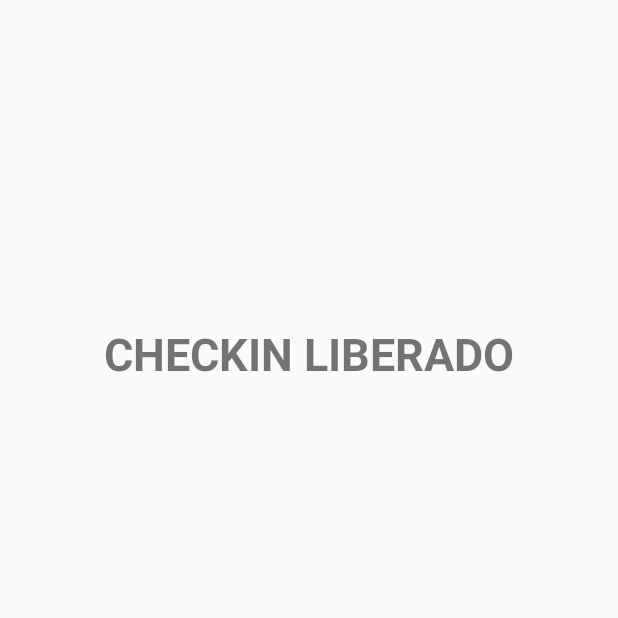
After one commit to MarcelloVSilva/ImHere, an Android app: the fragment EmProcessoAula shown on its own in the app's theme, on a phone screen of 412 x 824 dp, the top half of it. The commit adds this screen. Run offline under Robolectric (Android 15) with nearby library versions, the phone set to English and light mode, and no system bars.

Commit message:
status fragment

```diff
--- /dev/null
+++ b/app/src/main/java/com/example/marcello/tomadordefrequencia/componentes/telas/EmProcessoAula.java
@@ -0,0 +1,24 @@
+package com.example.marcello.tomadordefrequencia.componentes.telas;
+
+
+import android.annotation.SuppressLint;
+import android.app.Activity;
+import android.app.Fragment;
+import android.os.Bundle;
+import android.support.annotation.Nullable;
+import android.view.LayoutInflater;
+import android.view.View;
+import android.view.ViewGroup;
+import android.widget.FrameLayout;
+
+import com.example.marcello.tomadordefrequencia.R;
+
+public class EmProcessoAula extends Fragment {
+
+    @Nullable
+    @Override
+    public View onCreateView(LayoutInflater inflater, @Nullable ViewGroup container, Bundle savedInstanceState) {
+        View view =  inflater.inflate(R.layout.em_processo_fragment, container, false);
+        return view;
+    }
+}
--- a/app/src/main/java/com/example/marcello/tomadordefrequencia/view/MainActivity.java
+++ b/app/src/main/java/com/example/marcello/tomadordefrequencia/view/MainActivity.java
@@ -100,7 +100,7 @@ import com.example.marcello.tomadordefrequencia.componentes.telas.SemDisciplinas
 
         // mostra a proxima aula do dia para esse tomador
 
-        // checkin/checkout: emProcesso
+        // checkin/checkout: EmProcesso
             // lerCartao/inserirMatricula
                 // ao identificar aluno: identificarAlunoNegativo/identificarAlunoPositivo
 
--- /dev/null
+++ b/app/src/main/res/layout/em_processo_fragment.xml
@@ -0,0 +1,18 @@
+<?xml version="1.0" encoding="utf-8"?>
+<RelativeLayout xmlns:android="http://schemas.android.com/apk/res/android"
+    xmlns:tools="http://schemas.android.com/tools"
+    android:layout_width="match_parent"
+    android:layout_height="match_parent">
+
+    <TextView
+        android:id="@+id/textView"
+        android:layout_width="wrap_content"
+        android:layout_height="wrap_content"
+        android:layout_alignParentTop="true"
+        android:layout_centerHorizontal="true"
+        android:layout_marginTop="215dp"
+        android:text="Checkin Liberado"
+        android:textAllCaps="true"
+        android:textSize="30sp"
+        android:textStyle="bold" />
+</RelativeLayout>
```
Also changed, not shown: app/src/main/AndroidManifest.xml (+7 -0 lines), app/src/main/java/com/example/marcello/tomadordefrequencia/componentes/telas/ProximaDisciplina.java (+26 -15 lines), app/src/main/java/com/example/marcello/tomadordefrequencia/componentes/telas/emProcesso.java (deleted, +0 -8 lines), app/src/main/res/layout/proxima_disciplina.xml (+9 -1 lines).
